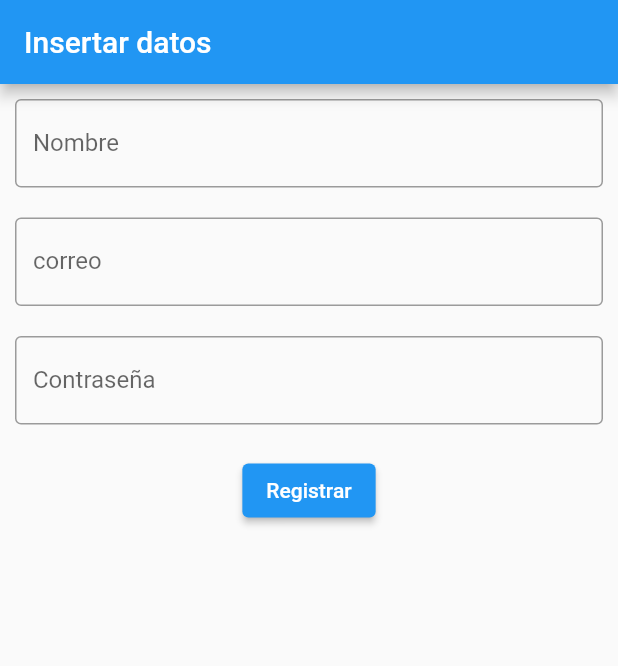
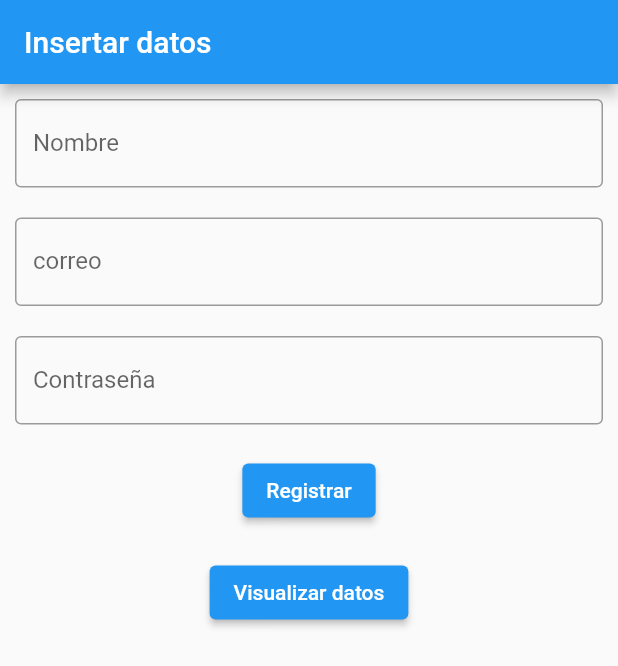
Before and after one commit to frankpezo/api_php_flutter, a Flutter app: the screen it shows after launch, on a phone screen of 412 x 824 dp. Shown: the top 666 px of the screen. Run offline on Flutter 3.47's test engine with Material 2 defaults, Android fonts, the phone set to English and light mode, and no system bars.

Commit message:
Agregando método get

```diff
--- a/lib/Register..dart
+++ b/lib/Register..dart
@@ -1,5 +1,6 @@
 import 'dart:convert';
 
+import 'package:api_php_flutter/lista.dart';
 import 'package:flutter/material.dart';
 import 'package:http/http.dart' as http;
 
@@ -18,17 +19,21 @@ class _RegisterUserState extends State<RegisterUser> {
 
   //3. Creamos la función que nos permitirá agregar usuarios
   Future<void> insertarUser() async {
+    //3.1. Validamos que los campos no estén vacíos
     if (name.text.isNotEmpty ||
         email.text.isNotEmpty ||
         password.text.isNotEmpty) {
+      //3.2. Hacemos la petición
       try {
+        //4. Ingremamos el link de nuestro servidor
         Uri url = Uri.parse("http://10.0.2.2/crudFlutter/insertar.php");
+        //4.1. Hacemos la petición por post y el body
         var res = await http.post(url, body: {
           'name': name.text,
           'email': email.text,
           'password': password.text
         });
-
+        //4.2. Convertimos la respuesta a json
         var response = jsonDecode(res.body);
         if (response['success'] == "true") {
           print('Se registro con éxito');
@@ -93,6 +98,18 @@ class _RegisterUserState extends State<RegisterUser> {
         ),
 
         //Para poder visualizar los datos
+        Container(
+          margin: EdgeInsets.all(10),
+          child: Builder(builder: (BuildContext context) {
+            return ElevatedButton(
+              onPressed: () {
+                Navigator.push(context,
+                    MaterialPageRoute(builder: (context) => ListDatos()));
+              },
+              child: Text('Visualizar datos'),
+            );
+          }),
+        ),
       ],
     );
   }
```
Also changed, not shown: lib/lista.dart (+50 -0 lines).
